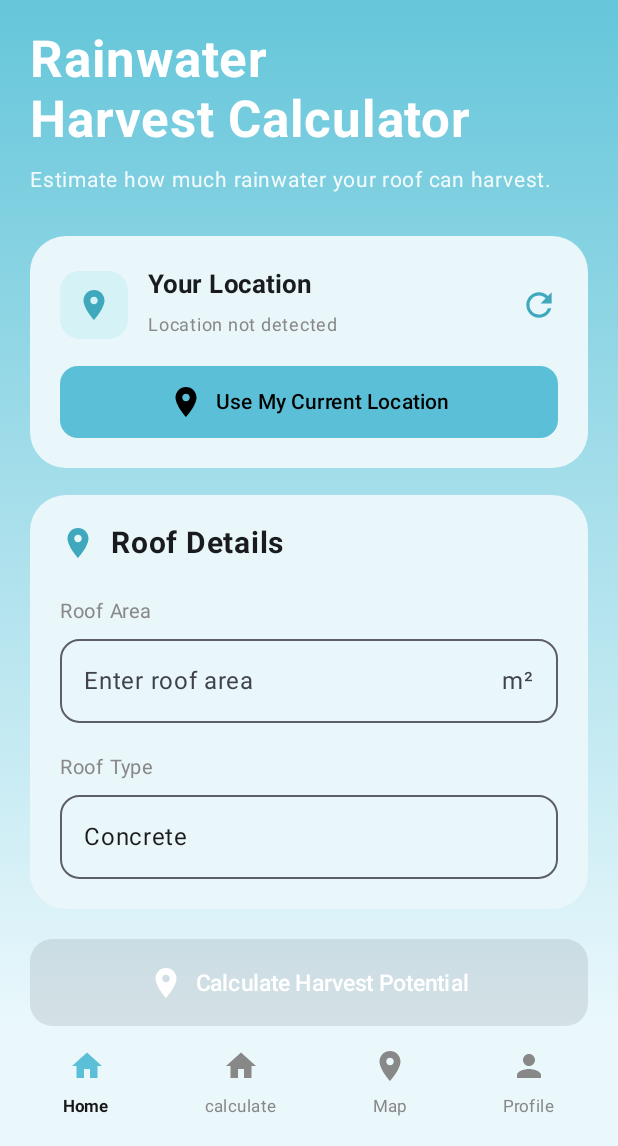
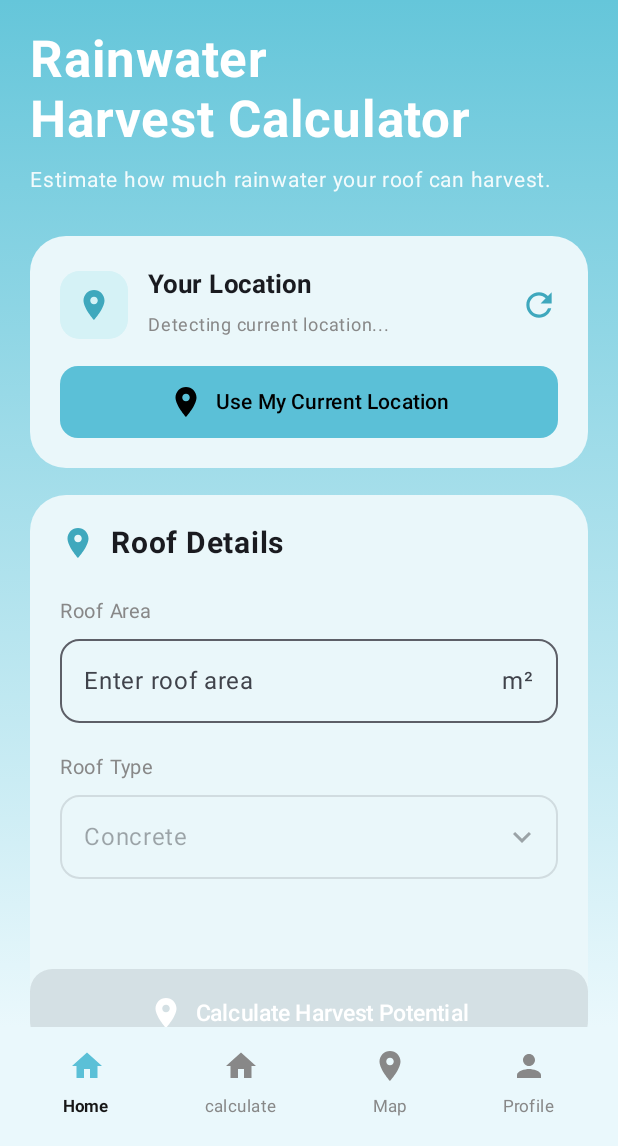
Before and after one commit to Gavy2006/Jal-Drishti-finall, an Android app built with Jetpack Compose: the CalculateScreen screen opened through its navigation route, after a tap on "Use My Current Location", on a phone screen of 412 x 824 dp, the part 90-1236 px from its top. Run offline under Robolectric (Android 15) with nearby library versions, the light colour scheme and no system bars.

Commit message:
calculate screen setup

```diff
--- a/app/src/main/java/com/example/jaldrishtifinalll/Screen/CalculateScreen.kt
+++ b/app/src/main/java/com/example/jaldrishtifinalll/Screen/CalculateScreen.kt
@@ -1,6 +1,7 @@
 package com.example.jaldrishtifinalll.Screen
 
-
+import android.os.Looper
+import com.google.android.gms.location.Priority
 import android.Manifest
 import android.content.pm.PackageManager
 import androidx.activity.compose.rememberLauncherForActivityResult
@@ -50,6 +51,8 @@ import androidx.compose.ui.graphics.Color
 import androidx.compose.ui.text.font.FontWeight
 import androidx.compose.ui.text.input.KeyboardType
 import androidx.compose.foundation.text.KeyboardOptions
+import androidx.compose.material.icons.filled.KeyboardArrowDown
+import androidx.compose.material.icons.filled.KeyboardArrowUp
 import androidx.compose.ui.unit.dp
 import androidx.compose.ui.unit.sp
 import androidx.core.content.ContextCompat
@@ -99,7 +102,12 @@ fun CalculateScreen(
     val roofTypes = listOf(
         "Concrete",
         "Metal",
-        "Tiles"
+        "Tiled",
+        "Asbestos",
+        "Flat RCC",
+        "Sloped GI Sheet",
+        "Thatched",
+        "Green Roof"
     )
 
     val fusedLocationClient =
@@ -161,10 +169,37 @@ fun CalculateScreen(
                 Manifest.permission.ACCESS_COARSE_LOCATION
             ) == PackageManager.PERMISSION_GRANTED
 
-        if (fineGranted || coarseGranted) {
+        if (!fineGranted && !coarseGranted) {
 
-            fusedLocationClient.lastLocation
-                .addOnSuccessListener { location ->
+            locationPermissionLauncher.launch(
+                arrayOf(
+                    Manifest.permission.ACCESS_FINE_LOCATION,
+                    Manifest.permission.ACCESS_COARSE_LOCATION
+                )
+            )
+
+            return
+        }
+
+        locationText = "Detecting current location..."
+
+        val locationRequest =
+            com.google.android.gms.location.LocationRequest.Builder(
+                Priority.PRIORITY_HIGH_ACCURACY,
+                1000L
+            )
+                .setWaitForAccurateLocation(true)
+                .setMaxUpdates(1)
+                .build()
+
+        val locationCallback =
+            object : com.google.android.gms.location.LocationCallback() {
+
+                override fun onLocationResult(
+                    result: com.google.android.gms.location.LocationResult
+                ) {
+
+                    val location = result.lastLocation
 
                     if (location != null) {
 
@@ -180,16 +215,13 @@ fun CalculateScreen(
                             "Unable to detect location"
                     }
                 }
+            }
 
-        } else {
-
-            locationPermissionLauncher.launch(
-                arrayOf(
-                    Manifest.permission.ACCESS_FINE_LOCATION,
-                    Manifest.permission.ACCESS_COARSE_LOCATION
+        fusedLocationClient.requestLocationUpdates(
+            locationRequest,
+            locationCallback,
+            Looper.getMainLooper()
         )
-            )
-        }
     }
 
 
@@ -464,39 +496,45 @@ fun CalculateScreen(
                 )
 
                 Box(
-                    modifier = Modifier.fillMaxWidth()
+                    modifier = Modifier
+                        .fillMaxWidth()
+                        .clickable {
+                            expanded = !expanded
+                        }
                 ) {
 
                     OutlinedTextField(
                         value = roofType,
                         onValueChange = {},
                         readOnly = true,
-                        modifier = Modifier
-                            .fillMaxWidth()
-                            .clickable {
-                                expanded = true
-                            },
+                        enabled = false,
+                        modifier = Modifier.fillMaxWidth(),
                         singleLine = true,
-                        shape =
-                            RoundedCornerShape(13.dp)
+                        shape = RoundedCornerShape(13.dp),
+                        trailingIcon = {
+                            Icon(
+                                imageVector =
+                                    if (expanded)
+                                        Icons.Default.KeyboardArrowUp
+                                    else
+                                        Icons.Default.KeyboardArrowDown,
+                                contentDescription = "Select Roof Type"
+                            )
+                        }
                     )
 
                     DropdownMenu(
                         expanded = expanded,
                         onDismissRequest = {
                             expanded = false
-                        },
-                        modifier = Modifier.fillMaxWidth(0.8f)
+                        }
                     ) {
-
                         roofTypes.forEach { type ->
-
                             DropdownMenuItem(
                                 text = {
                                     Text(type)
                                 },
                                 onClick = {
-
                                     roofType = type
                                     expanded = false
                                 }
@@ -505,8 +543,9 @@ fun CalculateScreen(
                     }
                 }
             }
-        }
-
+            Spacer(
+                modifier = Modifier.height(20.dp)
+            )
             Spacer(
                 modifier = Modifier.height(20.dp)
             )
@@ -516,35 +555,41 @@ fun CalculateScreen(
             Button(
                 onClick = {
 
-                val area =
-                    roofArea.toDoubleOrNull()
+                    val area = roofArea.toDoubleOrNull()
 
-                if (
-                    area != null &&
-                    area > 0 &&
-                    latitude != null &&
-                    longitude != null
-                ) {
+                    if (area == null || area <= 0) {
+                        return@Button
+                    }
 
-                    val request =
-                        RainfallRequest(
+                    if (latitude == null || longitude == null) {
+                        getLocation()
+                        return@Button
+                    }
+
+                    val request = RainfallRequest(
                         place = null,
                         lat = latitude,
                         lon = longitude,
-                            roof_type =
-                                roofType.lowercase(),
+                        roof_type = when (roofType) {
+                            "Concrete" -> "concrete"
+                            "Metal" -> "metal"
+                            "Tiled" -> "tiled"
+                            "Asbestos" -> "asbestos"
+                            "Flat RCC" -> "flat_rcc"
+                            "Sloped GI Sheet" -> "sloped_gi_sheet"
+                            "Thatched" -> "thatched"
+                            "Green Roof" -> "green_roof"
+                            else -> "concrete"
+                        },
                         roof_area_m2 = area
                     )
 
                     rainfallViewModel.asessRainwater(request)
-                }
                 },
                 enabled =
                     !isLoading &&
                             roofArea.toDoubleOrNull() != null &&
-                        roofArea.toDoubleOrNull()!! > 0 &&
-                        latitude != null &&
-                        longitude != null,
+                            roofArea.toDoubleOrNull()!! > 0,
                 modifier = Modifier
                     .fillMaxWidth()
                     .height(58.dp),
@@ -592,9 +637,6 @@ fun CalculateScreen(
                     )
                 }
             }
-
-
-        // ---------------- ERROR ----------------
 
             if (error.isNotEmpty()) {
 
@@ -739,7 +781,7 @@ fun CalculateScreen(
                     }
                 }
             }
-
+        }
                 Spacer(
                     modifier = Modifier.height(30.dp)
                 )
```
Lines whose indentation alone changed are shown as unchanged.
